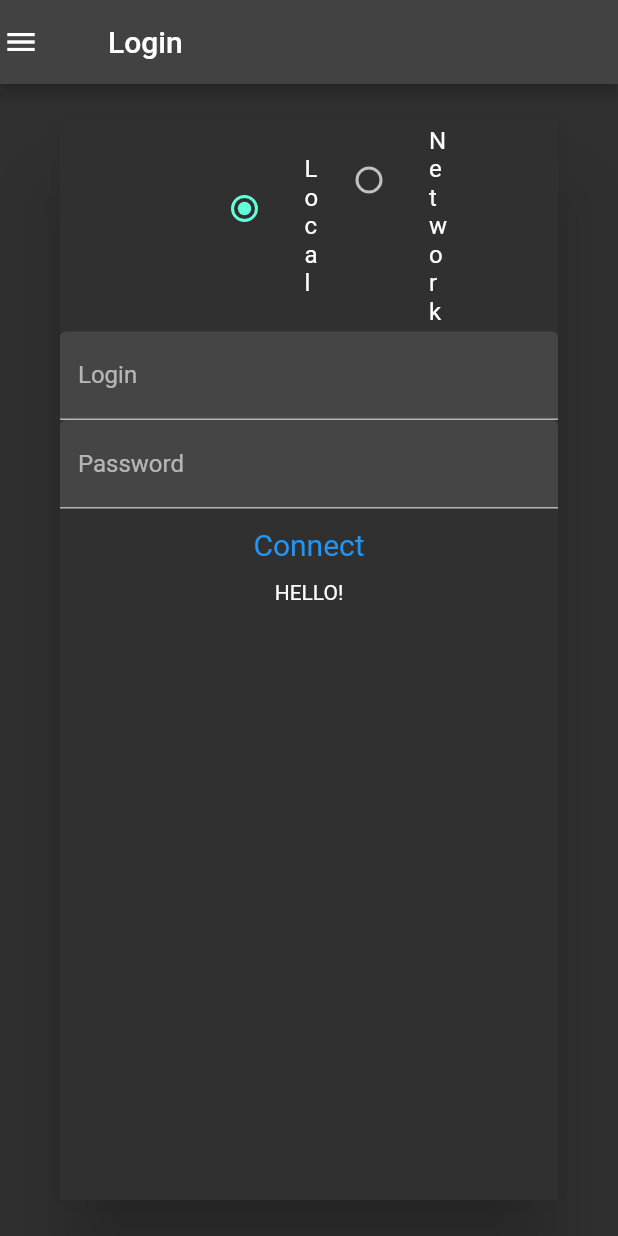
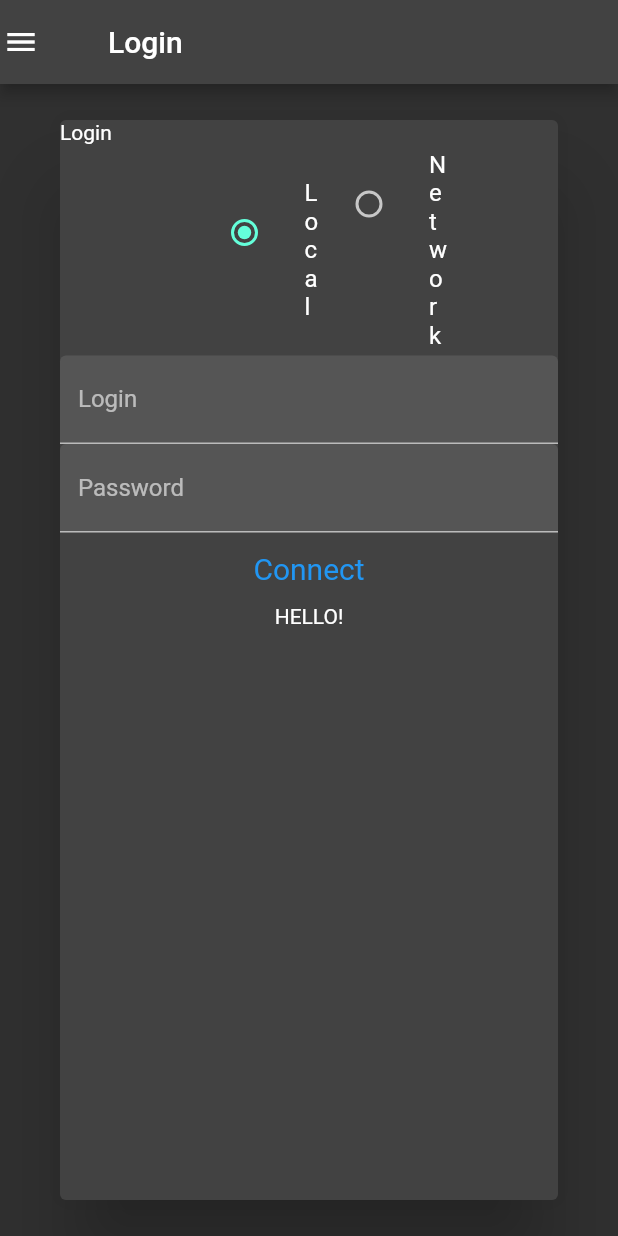
Before and after one commit to Bert1974/all_dart, a Flutter app: the screen it shows after launch, on a phone screen of 412 x 824 dp. Run offline on Flutter 3.47's test engine with Material 2 defaults, Android fonts, the phone set to English and light mode, and no system bars; our stand-ins replace dio, go_router, objectbox; missing offline and left inert: window_manager; generated files the repository leaves out were written again.

Commit message:
loginpage

```diff
--- a/main/lib/src/auth/login_page.dart
+++ b/main/lib/src/auth/login_page.dart
@@ -33,17 +33,11 @@ class _LoginPageState extends State<LoginPage> {
   @override
   Widget build(BuildContext context) {
     return Dialog(
-        /*  title: Text(
-          title,
-          //       style: Theme.of(context).textTheme.title,
-        ),
-        width:
-        actions: [],
-        content:*/
-        child: ScaffoldMessenger(
-            child: Scaffold(
-                body: Builder(
-                    builder: (innerContext) => Column(children: [
+        //  title: const Text('Login'),
+        child: ConstrainedBox(
+            constraints: const BoxConstraints(maxWidth: 480),
+            child: Column(children: [
+              const Row(children: [Text("Login")]),
               if (disabled == 0) ...[
                 Form(
                     key: const Key("form1"),
@@ -71,25 +65,20 @@ class _LoginPageState extends State<LoginPage> {
                             lookupfunction: (n) {
                               if (n is String) {
                                 if (n == "type") {
-                                              if (Database.openStore() ==
-                                                  null) {
+                                  if (Database.openStore() == null) {
                                     return null;
                                   }
                                   return Row(
                                     mainAxisSize: MainAxisSize.min,
-                                                mainAxisAlignment:
-                                                    MainAxisAlignment.center,
+                                    mainAxisAlignment: MainAxisAlignment.center,
                                     children: [
                                       Flexible(
                                           child: ListTile(
                                         title: const Text('Local'),
-                                                    leading:
-                                                        Radio<DatabaseTypes>(
-                                                      value:
-                                                          DatabaseTypes.local,
+                                        leading: Radio<DatabaseTypes>(
+                                          value: DatabaseTypes.local,
                                           groupValue: _type,
-                                                      onChanged: (DatabaseTypes?
-                                                          value) {
+                                          onChanged: (DatabaseTypes? value) {
                                             if (value != null) {
                                               setState(() {
                                                 _type = value;
@@ -100,15 +89,11 @@ class _LoginPageState extends State<LoginPage> {
                                       )),
                                       Flexible(
                                           child: ListTile(
-                                                    title:
-                                                        const Text('Network'),
-                                                    leading:
-                                                        Radio<DatabaseTypes>(
-                                                      value:
-                                                          DatabaseTypes.network,
+                                        title: const Text('Network'),
+                                        leading: Radio<DatabaseTypes>(
+                                          value: DatabaseTypes.network,
                                           groupValue: _type,
-                                                      onChanged: (DatabaseTypes?
-                                                          value) {
+                                          onChanged: (DatabaseTypes? value) {
                                             if (value != null) {
                                               setState(() {
                                                 _type = value;
@@ -133,7 +118,7 @@ class _LoginPageState extends State<LoginPage> {
                   //     style: Theme.of(context).textTheme.body1,
                 )
               ]
-                        ])))));
+            ])));
   }
 
   _submit(BuildContext context) async {
```
Lines whose indentation alone changed are shown as unchanged.
